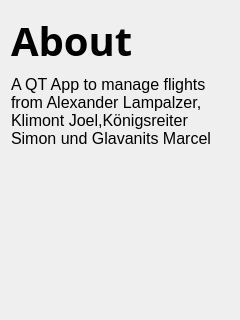
Qt form aboutdialog.ui (Siastra/FlightPlanner) before a commit.
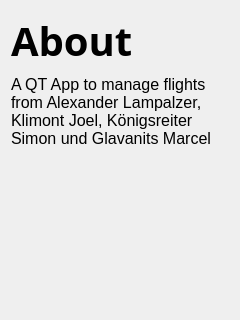
The same form after that commit.

Patch:
```diff
--- a/aboutdialog.ui
+++ b/aboutdialog.ui
@@ -45,7 +45,7 @@
         </font>
        </property>
        <property name="text">
-        <string>A QT App to manage flights  from Alexander Lampalzer, Klimont Joel,Königsreiter Simon und Glavanits Marcel</string>
+        <string>A QT App to manage flights  from Alexander Lampalzer, Klimont Joel, Königsreiter Simon und Glavanits Marcel</string>
        </property>
        <property name="alignment">
         <set>Qt::AlignLeading|Qt::AlignLeft|Qt::AlignTop</set>
```
